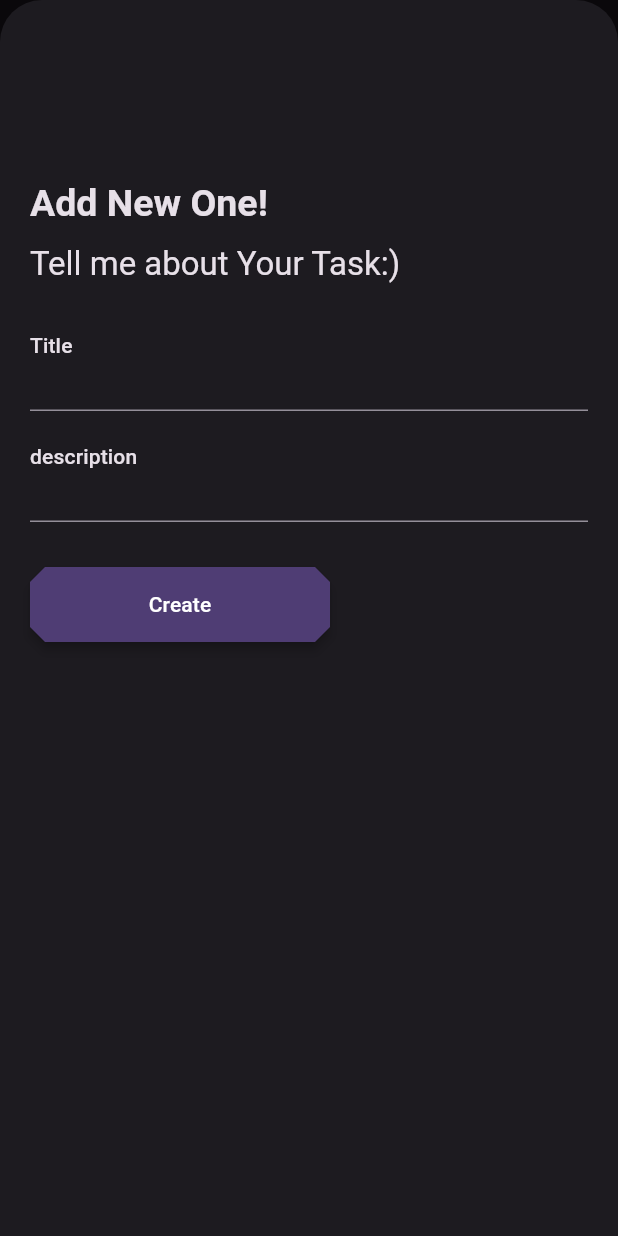
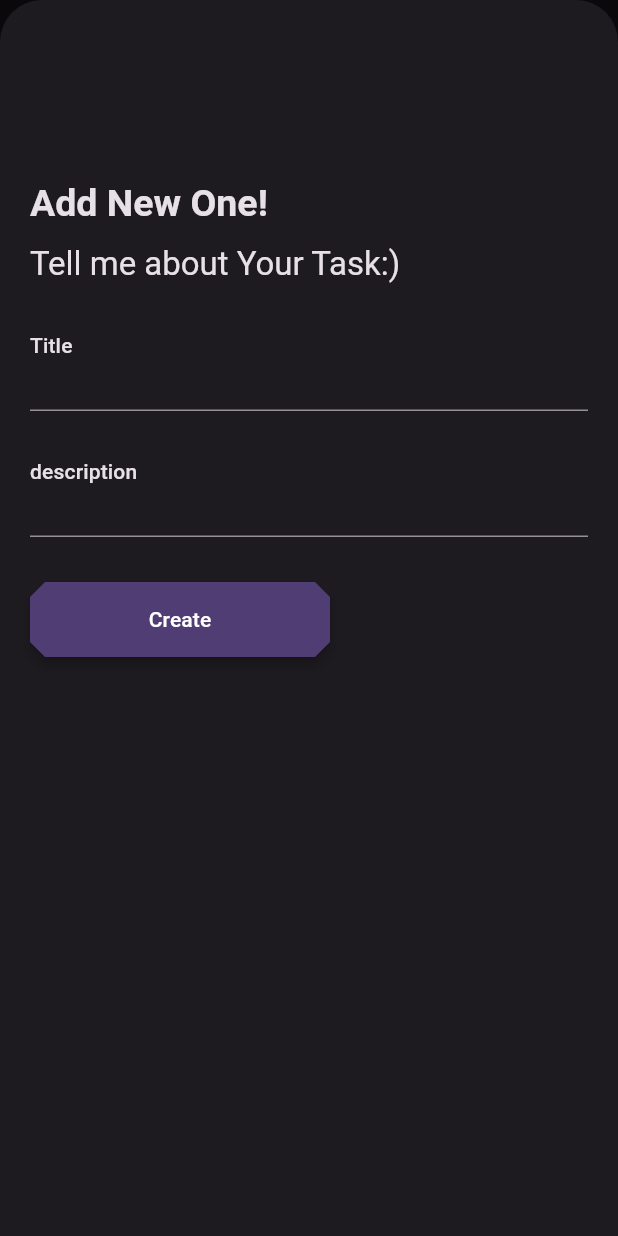
Before and after one commit to chrisokoriedev/daily_item_stream, a Flutter app: the screen it shows after launch, after a tap on the "add" icon, on a phone screen of 412 x 824 dp. Run offline on Flutter 3.47's test engine with Material 2 defaults, Android fonts, the phone set to English and light mode, and no system bars; our stand-ins replace flutter_hooks, hive, hive_flutter, hooks_riverpod; accounts and stored records are empty.

Commit message:
ui updated

```diff
--- a/lib/ui/home/home.dart
+++ b/lib/ui/home/home.dart
@@ -18,11 +18,15 @@ class Homepage extends ConsumerWidget {
 
     return Scaffold(
       resizeToAvoidBottomInset: false,
-      body: SingleChildScrollView(
-        child: Padding(
+      body: Padding(
         padding: const EdgeInsets.all(20.0),
         child: GestureDetector(
           onTap: () => FocusScope.of(context).unfocus(),
+          child: Column(
+            crossAxisAlignment: CrossAxisAlignment.start,
+            children: [
+              IntrinsicWidth(
+                stepWidth: double.infinity,
                 child: Column(
                   crossAxisAlignment: CrossAxisAlignment.start,
                   children: [
@@ -61,10 +65,14 @@ class Homepage extends ConsumerWidget {
                               const Text('Invalid data'),
                           loading: () => const SizedBox(),
                         ),
-                ref.watch(itemProvider).when(
+                    const SizedBox(height: 20),
+                  ],
+                ),
+              ),
+              Expanded(
+                child: ref.watch(itemProvider).when(
                     data: (item) => ListView.builder(
                         itemCount: item.length,
-                        shrinkWrap: true,
                         itemBuilder: (context, index) {
                           final data = item[index];
                           return Card(
@@ -89,8 +97,8 @@ class Homepage extends ConsumerWidget {
                     loading: () => const Center(
                           child: Text('Loading'),
                         )),
+              ),
             ],
-            ),
           ),
         ),
       ),
--- a/lib/ui/widget/write_bottom_sheet.dart
+++ b/lib/ui/widget/write_bottom_sheet.dart
@@ -57,7 +57,7 @@ class WriteBottomSheet extends HookConsumerWidget {
               },
               decoration: input(),
             ),
-            const SizedBox(height: 20),
+            const SizedBox(height: 30),
             Text(
               'description',
               style: textStyle.titleSmall,
```
Lines whose indentation alone changed are shown as unchanged.
